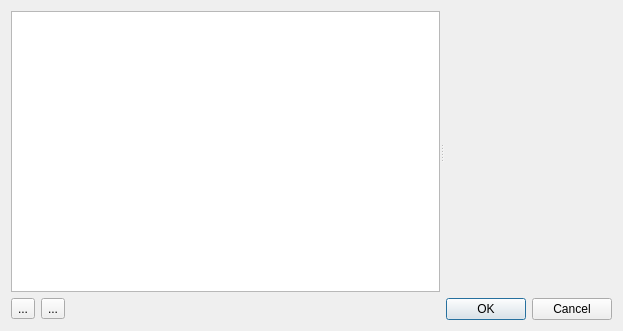
Above: kinetic/metaitemproperties.ui from hvennekate/data_element before the change. Below: the same form after it.
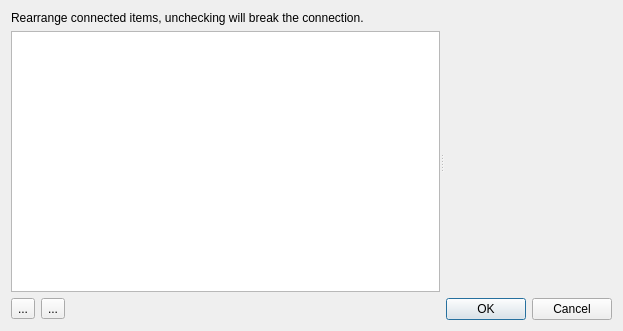
That is the form after the change. Custom widgets are drawn as their Qt base class.

Commit message: Remove connection when removing items

What changed in the file:
```diff
--- a/kinetic/metaitemproperties.ui
+++ b/kinetic/metaitemproperties.ui
@@ -14,6 +14,13 @@
    <string>Dialog</string>
   </property>
   <layout class="QVBoxLayout" name="verticalLayout">
+   <item>
+    <widget class="QLabel" name="label">
+     <property name="text">
+      <string>Rearrange connected items, unchecking will break the connection.</string>
+     </property>
+    </widget>
+   </item>
    <item>
     <widget class="specSplitter" name="splitter">
      <property name="sizePolicy">
```
Left out of the diff: 2 changed lines with no effect on the pictures. The commit also changes 19 other files.
